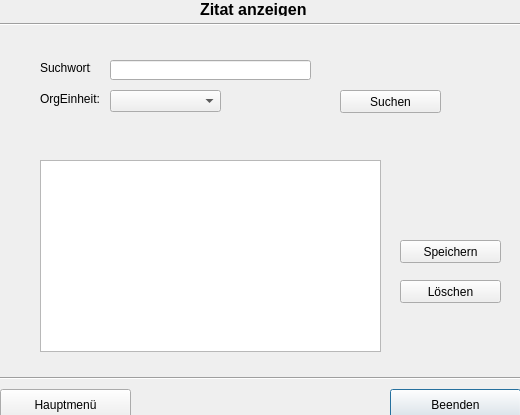
Qt form ZitatErfassung/frmzitatverwalten.ui (TrialAnd404/MyRepo) before a commit.
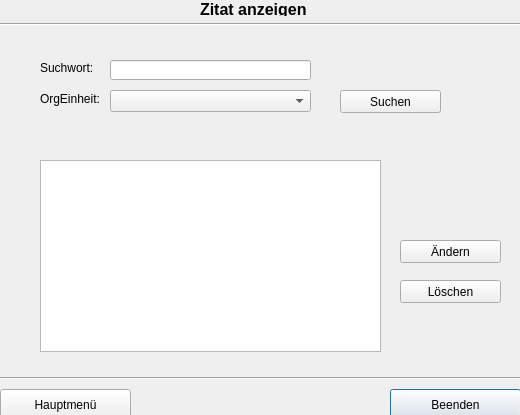
The same form after that commit.

```diff
--- a/ZitatErfassung/frmzitatverwalten.ui
+++ b/ZitatErfassung/frmzitatverwalten.ui
@@ -83,7 +83,7 @@
     <rect>
      <x>40</x>
      <y>60</y>
-     <width>51</width>
+     <width>71</width>
      <height>16</height>
     </rect>
    </property>
@@ -119,7 +119,7 @@
     <rect>
      <x>110</x>
      <y>90</y>
-     <width>111</width>
+     <width>201</width>
      <height>22</height>
     </rect>
    </property>
@@ -157,7 +157,7 @@
     </rect>
    </property>
    <property name="text">
-    <string>Speichern</string>
+    <string>Ändern</string>
    </property>
   </widget>
   <widget class="QPushButton" name="pbLoeschen">
```
Left out of the diff: 6 changed lines with no effect on the pictures.
